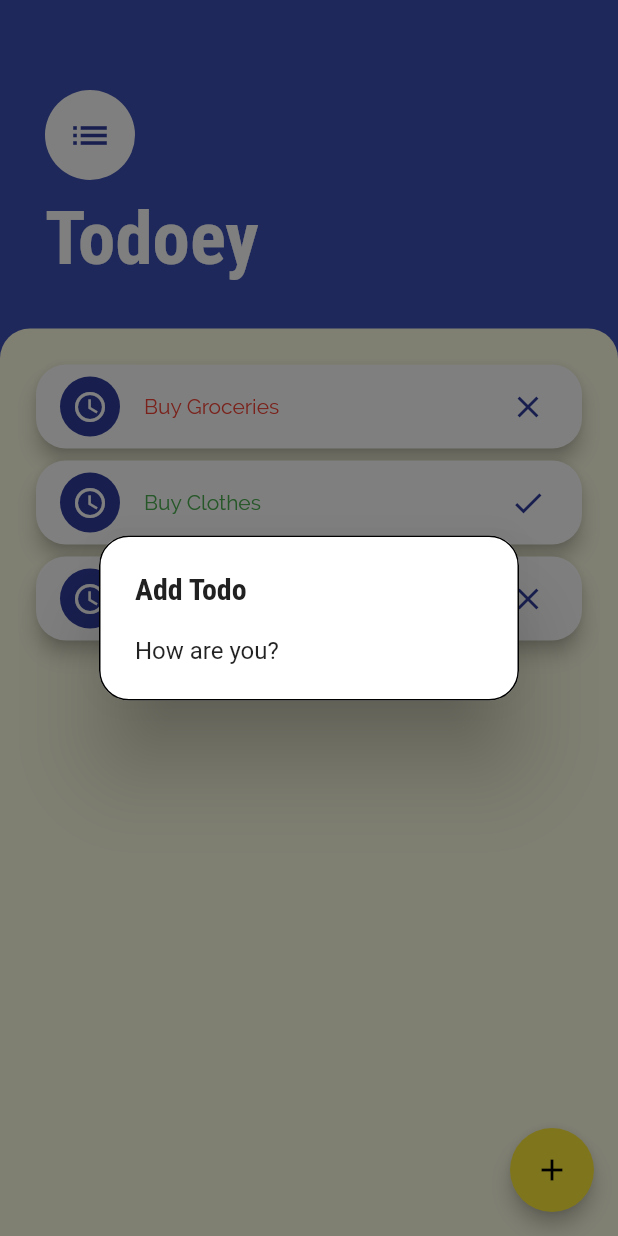
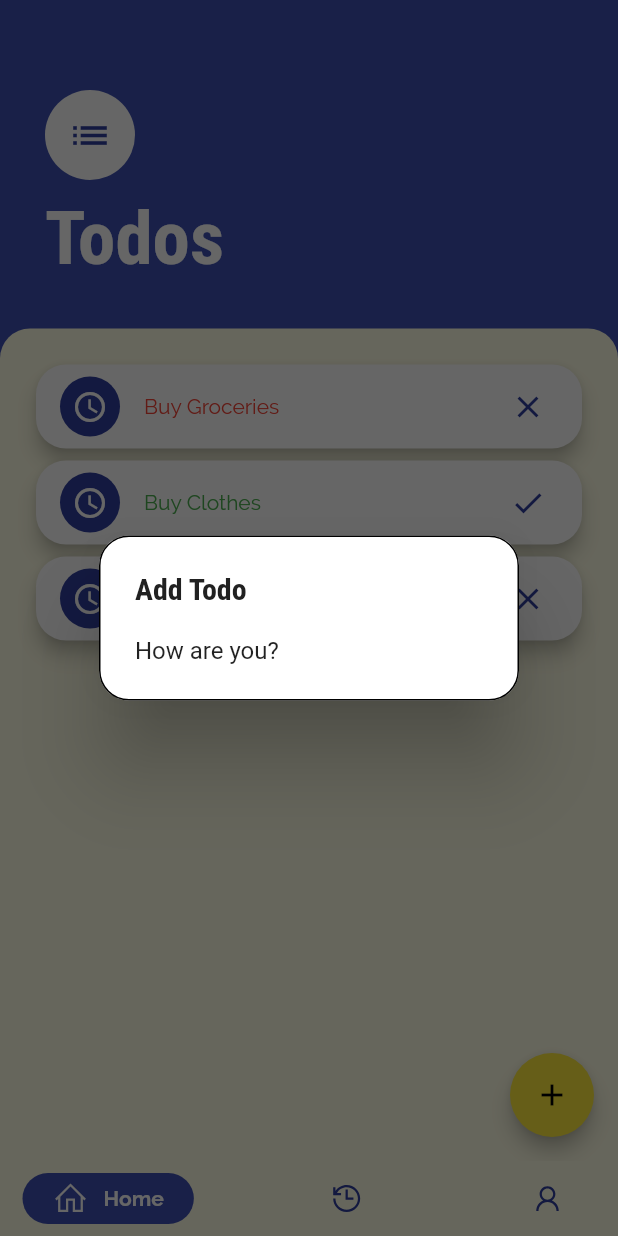
Before and after one commit to mabichuks/todey, a Flutter app: the HomeScreen screen opened directly, after a tap on the "add" icon, on a phone screen of 412 x 824 dp. Run offline on Flutter 3.47's test engine with Material 2 defaults, Android fonts, the light colour scheme and no system bars; drawn by our look-alikes of google_nav_bar; our stand-ins replace bloc, flutter_bloc, flutter_spinkit, line_icons, progress_dialog.

Commit message:
added bottom nav bar

```diff
--- a/lib/main.dart
+++ b/lib/main.dart
@@ -55,7 +55,6 @@ class MyApp extends StatelessWidget {
                 return LoginScreen();
               }
               if(state is IsAuthenticatedState) {
-                print("==============> HOME SCREEN");
                 return HomeScreen();
               } else
               return LoginScreen();
--- a/lib/screens/home.dart
+++ b/lib/screens/home.dart
@@ -1,102 +1,74 @@
 import 'package:flutter/material.dart';
+import 'package:google_nav_bar/google_nav_bar.dart';
+import 'package:line_icons/line_icons.dart';
+import 'package:todoey/screens/account.dart';
+import 'package:todoey/screens/todo.dart';
 import 'package:todoey/services/todo/todo_service.dart';
 import 'package:todoey/widgets/add_todo_form.dart';
 import 'package:todoey/widgets/todo_list.dart';
 
-class HomeScreen extends StatelessWidget {
+import '../widgets/todo_list.dart';
+import 'history.dart';
 
-   final TodoService _todoService = TodoService();
+class HomeScreen extends StatefulWidget {
+  @override
+  _HomeScreenState createState() => _HomeScreenState();
+}
 
+class _HomeScreenState extends State<HomeScreen> {
+  // final TodoService _todoService = TodoService();
+  int _selectedIndex = 0;
 
-   void _showAddTodoDialog(BuildContext context){
-     showGeneralDialog(
-         barrierColor: Colors.black.withOpacity(0.5),
-         transitionBuilder: (context, a1, a2, widget) {
-           return Transform.scale(
-             scale: a1.value,
-             child: Opacity(
-               opacity: a1.value,
-               child: AlertDialog(
-                 shape: OutlineInputBorder(
-                     borderRadius: BorderRadius.circular(20.0)
-                 ),
-                 title: Text('Add Todo', style: Theme.of(context).textTheme.title.copyWith(
-                   fontWeight: FontWeight.bold,
-                   color: Color(0xff212121),
-                   fontSize: 20),
-                 ),
-                 content: AddTodoForm(),
-               ),
-             ),
-           );
-         },
-         transitionDuration: Duration(milliseconds: 250),
-         barrierDismissible: true,
-         barrierLabel: '',
-         context: context,
-         pageBuilder: (context, animation1, animation2) => null
-         );
-   }
-
+  List<Widget> _widgetOptions = <Widget>[
+    TodoScreen(),
+    HistoryScreen(),
+    AccountScreen()
+  ];
 
   @override
   Widget build(BuildContext context) {
     // TODO: implement build
     return Scaffold(
-      floatingActionButton: FloatingActionButton(
-        child: Icon(Icons.add),
-        elevation: 5.0,
-        onPressed:  () =>  _showAddTodoDialog(context)
-      ),
-      body: SafeArea(
-        child: Container(
-          color: Theme.of(context).primaryColor,
-          child: Column(
-            crossAxisAlignment: CrossAxisAlignment.start,
-            children: <Widget>[
-              Container(
-                padding: EdgeInsets.only(
-                    top: 60.0, left: 30.0, right: 30.0, bottom: 30.0
+      bottomNavigationBar: Container(
+        color: Theme.of(context).canvasColor,
+        child: SafeArea(
+          child: Padding(
+            padding: const EdgeInsets.symmetric(horizontal: 15.0, vertical: 8),
+            child: GNav(
+              gap: 10,
+              activeColor: Colors.white,
+              iconSize: 24,
+              padding: EdgeInsets.symmetric(horizontal: 20, vertical: 5),
+              duration: Duration(milliseconds: 800),
+              tabBackgroundColor: Theme.of(context).primaryColor,
+              tabs: [
+                GButton(
+                  icon: LineIcons.home,
+                  text: 'Home',
+                  iconColor: Theme.of(context).primaryColorDark,
                 ),
-                child: Column(
-                  crossAxisAlignment: CrossAxisAlignment.start,
-                  children: <Widget>[
-                    CircleAvatar(
-                      child: Icon(
-                          Icons.list,
-                        size: 30,
-                        color: Theme.of(context).primaryColorDark,
-                      ),
-                      backgroundColor: Colors.white,
-                      radius: 30,
-                    ),
-                    SizedBox(height: 10.0,),
-                    Text('Todoey',
-                      style: Theme.of(context).textTheme.title,
-                    ),
-                  ],
+                GButton(
+                  icon: LineIcons.history,
+                  text: 'History',
+                  iconColor: Theme.of(context).primaryColorDark,
                 ),
-
-              ),
-
-              Expanded(
-                child: Container(
-                  padding: EdgeInsets.symmetric(horizontal: 20.0, vertical: 20.0),
-                  decoration: BoxDecoration(
-                    color: Theme.of(context).canvasColor,
-                    borderRadius: BorderRadius.only(
-                      topRight: Radius.circular(20.0),
-                      topLeft: Radius.circular(20.0)
-                    )
-                  ),
-                  child: TodoList(_todoService.todos),
+                GButton(
+                  icon: LineIcons.user,
+                  text: 'Account',
+                  iconColor: Theme.of(context).primaryColorDark,
                 ),
-              ),
-            ],
-          )
+              ],
+              selectedIndex: _selectedIndex,
+              onTabChange: (index) {
+                setState(() {
+                  _selectedIndex = index;
+                });
+              },
+            ),
+          ),
         ),
       ),
+      body: Center(child: _widgetOptions.elementAt(_selectedIndex)),
     );
   }
-
 }
--- /dev/null
+++ b/lib/screens/todo.dart
@@ -0,0 +1,98 @@
+import 'package:flutter/material.dart';
+import 'package:todoey/widgets/add_todo_form.dart';
+import 'package:todoey/widgets/todo_list.dart';
+
+class TodoScreen extends StatelessWidget {
+
+  @override
+  Widget build(BuildContext context) {
+
+    return Scaffold(
+      backgroundColor: Theme.of(context).primaryColor,
+      floatingActionButton: FloatingActionButton(
+          child: Icon(Icons.add),
+          elevation: 5.0,
+          onPressed:  () =>  _showAddTodoDialog(context)
+      ),
+      body: SafeArea(
+          child: Column(
+            crossAxisAlignment: CrossAxisAlignment.start,
+            children: <Widget>[
+              Container(
+                padding: EdgeInsets.only(
+                    top: 60.0, left: 30.0, right: 30.0, bottom: 30.0
+                ),
+                child: Column(
+                  crossAxisAlignment: CrossAxisAlignment.start,
+                  children: <Widget>[
+                    CircleAvatar(
+                      child: Icon(
+                        Icons.list,
+                        size: 30,
+                        color: Theme.of(context).primaryColorDark,
+                      ),
+                      backgroundColor: Colors.white,
+                      radius: 30,
+                    ),
+                    SizedBox(height: 10.0,),
+                    Text('Todos',
+                      style: Theme.of(context).textTheme.title,
+                    ),
+                  ],
+                ),
+
+              ),
+
+              Expanded(
+                child: Container(
+                    width: double.infinity,
+                    padding: EdgeInsets.symmetric(horizontal: 20.0, vertical: 20.0),
+                    decoration: BoxDecoration(
+                        color: Theme.of(context).canvasColor,
+                        borderRadius: BorderRadius.only(
+                            topRight: Radius.circular(20.0),
+                            topLeft: Radius.circular(20.0)
+                        )
+                    ),
+                    child: TodoList()
+                ),
+              ),
+            ],
+          )
+
+      ),
+    );
+  }
+
+  void _showAddTodoDialog(BuildContext context){
+    showGeneralDialog(
+        barrierColor: Colors.black.withOpacity(0.6),
+        transitionBuilder: (context, a1, a2, widget) {
+          return Transform.scale(
+            scale: a1.value,
+            child: Opacity(
+              opacity: a1.value,
+              child: AlertDialog(
+                shape: OutlineInputBorder(
+                    borderRadius: BorderRadius.circular(20.0)
+                ),
+                title: Text('Add Todo', style: Theme.of(context).textTheme.title.copyWith(
+                    fontWeight: FontWeight.bold,
+                    color: Color(0xff212121),
+                    fontSize: 20),
+                ),
+                content: AddTodoForm(),
+              ),
+            ),
+          );
+        },
+        transitionDuration: Duration(milliseconds: 250),
+        barrierDismissible: true,
+        barrierLabel: '',
+        context: context,
+        pageBuilder: (context, animation1, animation2) => null
+    );
+  }
+
+
+}
--- /dev/null
+++ b/lib/widgets/loading.dart
@@ -0,0 +1,24 @@
+import 'package:flutter/material.dart';
+import 'package:flutter_spinkit/flutter_spinkit.dart';
+
+class LoadingIndicator extends StatelessWidget {
+
+  final Color backgroundColor;
+  final Color loaderColor;
+
+  LoadingIndicator(this.backgroundColor, this.loaderColor);
+
+  @override
+  Widget build(BuildContext context) {
+    return Container(
+      color: backgroundColor,
+      child: Center(
+        child: SpinKitChasingDots(
+          color: loaderColor,
+          size: 50.0,
+        ),
+      ),
+    );
+  }
+
+}
--- a/lib/widgets/login_form.dart
+++ b/lib/widgets/login_form.dart
@@ -147,6 +147,7 @@ class _LoginFormState extends State<LoginForm> {
 
     pr.style(
       message: 'Signing in',
+      messageTextStyle: Theme.of(context).textTheme.body1,
       borderRadius: 10.0,
       insetAnimCurve: Curves.easeInOut
     );
--- a/lib/widgets/todo_list.dart
+++ b/lib/widgets/todo_list.dart
@@ -2,19 +2,39 @@ import 'package:flutter/material.dart';
 import 'package:flutter_bloc/flutter_bloc.dart';
 import 'package:todoey/bloc/todo/bloc.dart';
 import 'package:todoey/models/todo.dart';
+import 'package:todoey/widgets/loading.dart';
+
+import '../bloc/todo/bloc.dart';
+import '../bloc/todo/bloc.dart';
+import '../bloc/todo/bloc.dart';
+import '../bloc/todo/bloc.dart';
+import '../bloc/todo/bloc.dart';
+import '../bloc/todo/bloc.dart';
 
 class TodoList extends StatelessWidget {
 
 
 
-  final List<TodoModel> models;
-  TodoList(this.models);
+  TodoList();
 
   @override
   Widget build(BuildContext context) {
 
+    BlocProvider.of<TodoBloc>(context).add(GetTodoList());
 
-    return _buildTodoList(context, models);
+    return BlocBuilder<TodoBloc, TodoState>(
+      builder: (_, state) {
+        if(state is TodoLoadingState) {
+          return LoadingIndicator(Theme.of(context).canvasColor, Theme.of(context).primaryColor);
+        }
+        if(state is TodoLoadedState) {
+          return _buildTodoList(context, state.todoList);
+        }
+        else return Text('Unable to load todos');
+      }
+    );
+
+
   }
 
   IconData _getStatusIcon(TodoModel model) {
@@ -28,6 +48,21 @@ class TodoList extends StatelessWidget {
 
     }
   }
+
+
+  Color _getPriorityColor(TodoModel model) {
+    switch(model.priority) {
+      case Priority.High:
+        return Colors.red;
+      case Priority.Medium:
+        return Color(0xffc68400);
+      case Priority.Low:
+        return Colors.green;
+      default:
+        return Colors.white;
+    }
+  }
+
 
   Widget _buildTodoList(BuildContext context, List<TodoModel> models) {
     return ListView.builder(
@@ -52,21 +87,6 @@ class TodoList extends StatelessWidget {
 
       ),
     ),
-
-
     );
   }
-
-  Color _getPriorityColor(TodoModel model) {
-    switch(model.priority) {
-      case Priority.High:
-        return Colors.red;
-      case Priority.Medium:
-        return Color(0xffc68400);
-      case Priority.Low:
-        return Colors.green;
-      default:
-        return Colors.white;
 }
-  }
-}
--- a/pubspec.yaml
+++ b/pubspec.yaml
@@ -21,6 +21,9 @@ dependencies:
     sdk: flutter
   flutter_bloc: ^3.2.0
   progress_dialog: ^1.2.1
+  flutter_spinkit: "^4.0.0"
+  google_nav_bar: ^2.0.1
+  line_icons: ^0.2.0
 
 
   # The following adds the Cupertino Icons font to your application.
```
Also changed, not shown: lib/screens/account.dart (added, +60 -0 lines), lib/screens/history.dart (added, +60 -0 lines), pubspec.lock. Lines whose indentation alone changed are shown as unchanged.
